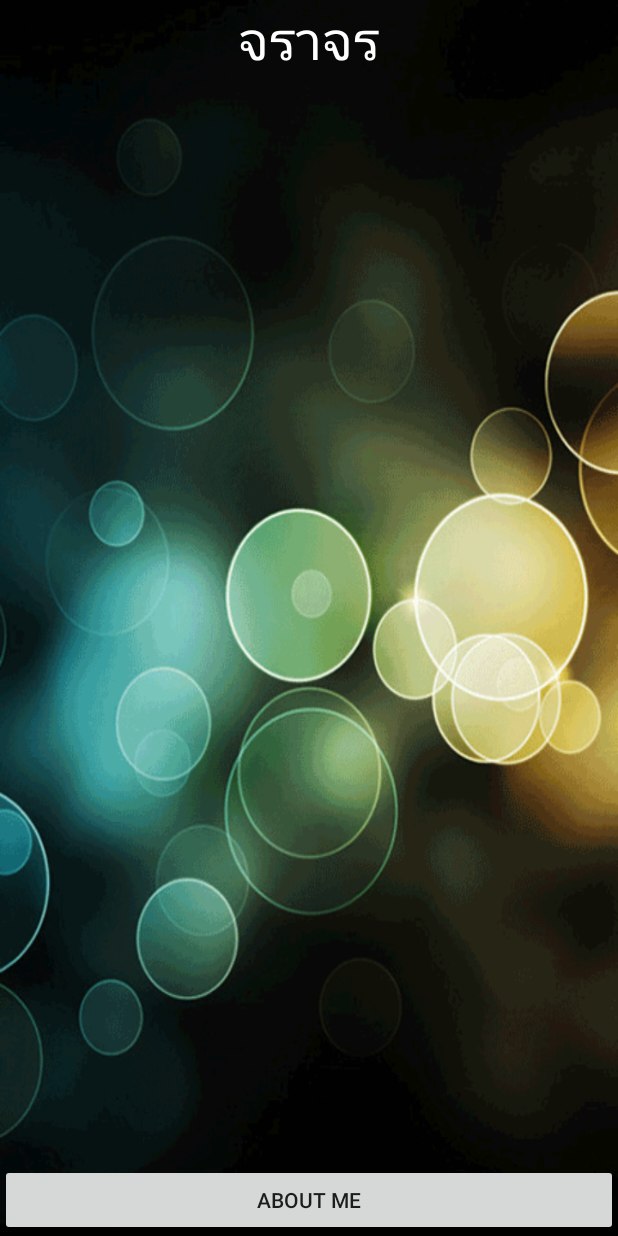
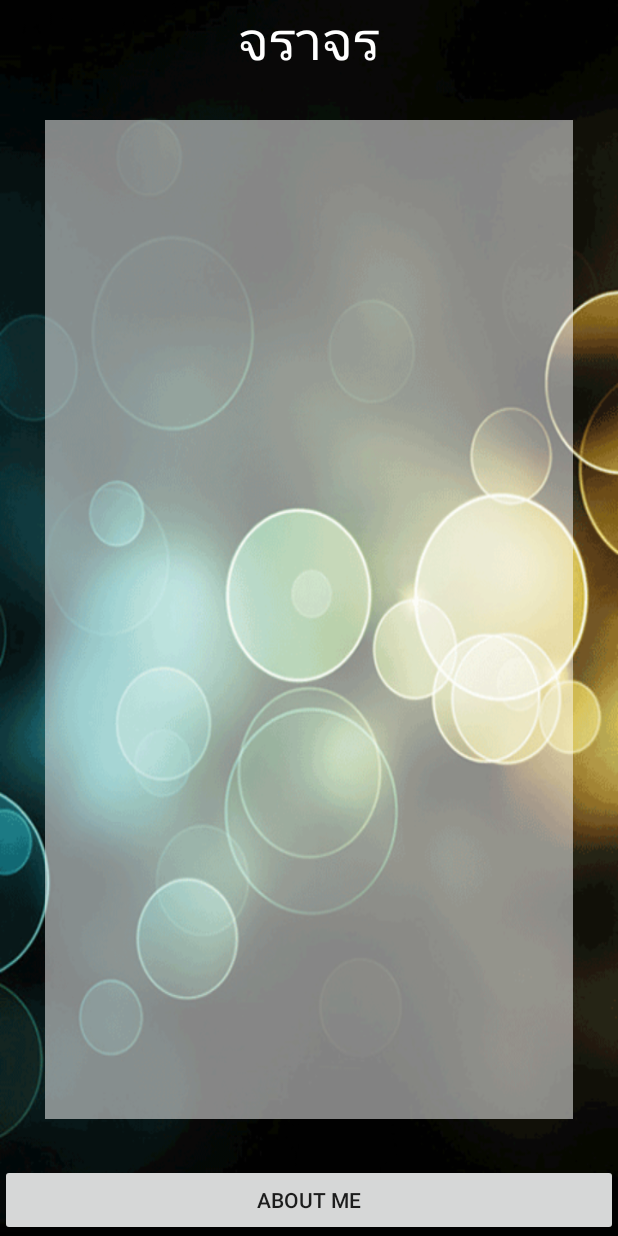
Before and after one commit to SittipornSuksapan/-BU_Chan, an Android app: the screen it shows after launch (MainActivity), on a phone screen of 412 x 824 dp. Run offline under Robolectric (Android 15) with nearby library versions, the phone set to English and light mode, and no system bars.

Commit message:
Sound Effect Successful

```diff
--- a/app/src/main/java/bangkokuniversity/sittiporn/buchan/MainActivity.java
+++ b/app/src/main/java/bangkokuniversity/sittiporn/buchan/MainActivity.java
@@ -1,13 +1,55 @@
 package bangkokuniversity.sittiporn.buchan;
 
+import android.media.MediaPlayer;
 import android.support.v7.app.AppCompatActivity;
 import android.os.Bundle;
+import android.view.View;
+import android.widget.Button;
+import android.widget.ListView;
 
 public class MainActivity extends AppCompatActivity {
+
+    //Explicit ประกาศตัวแปล
+    private ListView trafficListView;
+    private Button aboutMeButton;
+
+
+
 
     @Override
     protected void onCreate(Bundle savedInstanceState) {
         super.onCreate(savedInstanceState);
         setContentView(R.layout.activity_main);
+
+        //Bind Widget
+        bindWidget();
+
+        //Button Controller
+        buttonController();
+
+    }   // Main Method
+
+    private void buttonController() {
+        aboutMeButton.setOnClickListener(new View.OnClickListener() {
+            @Override
+            public void onClick(View v) {
+
+                //Sound Effect
+                MediaPlayer buttonPayer = MediaPlayer.create(getBaseContext(), R.raw.dog);
+                buttonPayer.start();
+
+                //Intent to WebView
+
+
+            }  //event
+        });
+
     }
-}
+
+    private void bindWidget() {
+        trafficListView = (ListView) findViewById(R.id.listView);
+        aboutMeButton = (Button) findViewById(R.id.button);
+
+    }
+
+}   //นี้คือคลาสหลัก Main Class
--- a/app/src/main/res/layout/activity_main.xml
+++ b/app/src/main/res/layout/activity_main.xml
@@ -25,7 +25,8 @@
             android:layout_width="match_parent"
             android:layout_height="match_parent"
             android:id="@+id/listView"
-            android:layout_margin="30dp" />
+            android:layout_margin="30dp"
+            android:background="#82ffffff" />
     </LinearLayout>
 
     <Button
```
Also changed, not shown: 1 other file.
